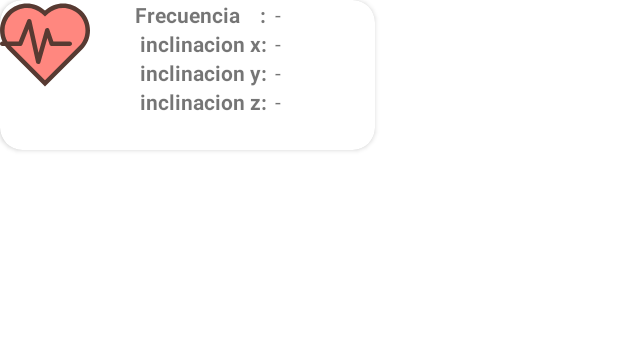
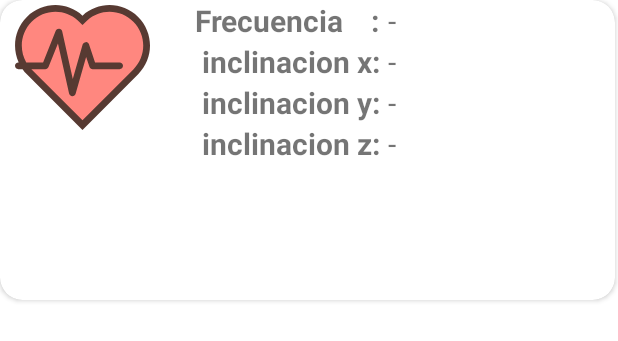
Before and after one commit to e-tobon/EMD-Android, an Android app: the layout cardio_item.xml on its own in the app's theme, with its tools: preview values and no code run, on a phone screen of 412 x 824 dp. Shown: the top 341 px of the screen. Run offline under Robolectric (Android 15) with nearby library versions, the phone set to English and light mode, and no system bars.

Commit message:
App Terminada

```diff
--- a/app/src/main/res/drawable/ic_cardiogram.xml
+++ b/app/src/main/res/drawable/ic_cardiogram.xml
@@ -1,7 +1,7 @@
 <?xml version="1.0" encoding="utf-8"?>
 <vector xmlns:android="http://schemas.android.com/apk/res/android"
-    android:width="60dp"
-    android:height="60dp"
+    android:width="90dp"
+    android:height="90dp"
     android:viewportWidth="512.004"
     android:viewportHeight="512.004">
 
--- a/app/src/main/res/layout/cardio_item.xml
+++ b/app/src/main/res/layout/cardio_item.xml
@@ -6,8 +6,8 @@
 
 
     <androidx.cardview.widget.CardView
-        android:layout_width="250dp"
-        android:layout_height="100dp"
+        android:layout_width="410dp"
+        android:layout_height="200dp"
         app:cardCornerRadius="15dp"
         >
 
@@ -16,6 +16,7 @@
             android:layout_height="match_parent"
             android:orientation="horizontal">
             <ImageView
+                android:layout_marginLeft="10dp"
                 android:id="@+id/imageView"
                 android:layout_width="wrap_content"
                 android:layout_height="wrap_content"
@@ -30,15 +31,18 @@
                     android:layout_width="wrap_content"
                     android:layout_height="wrap_content"
                     android:layout_marginLeft="30dp"
+                    android:textSize="20dp"
                     android:text="Frecuencia    :"/>
                 <TextView
                     android:textStyle="bold"
                     android:layout_marginLeft="30dp"
+                    android:textSize="20dp"
                     android:layout_width="wrap_content"
                     android:layout_height="wrap_content"
                     android:text=" inclinacion x:"/>
                 <TextView
                     android:textStyle="bold"
+                    android:textSize="20dp"
                     android:layout_marginLeft="30dp"
                     android:layout_width="wrap_content"
                     android:layout_height="wrap_content"
@@ -46,6 +50,7 @@
                 <TextView
                     android:textStyle="bold"
                     android:layout_marginLeft="30dp"
+                    android:textSize="20dp"
                     android:layout_width="wrap_content"
                     android:layout_height="wrap_content"
                     android:text=" inclinacion z:"/>
@@ -58,24 +63,28 @@
                 android:orientation="vertical">
             <TextView
                 android:id="@+id/tvBPMValue"
+                android:textSize="20dp"
                 android:layout_marginLeft="5dp"
                 android:layout_width="wrap_content"
                 android:layout_height="match_parent"
                 android:text="-"/>
             <TextView
                 android:id="@+id/tvValueX"
+                android:textSize="20dp"
                 android:layout_width="wrap_content"
                 android:layout_height="wrap_content"
                 android:layout_marginLeft="5dp"
                 android:text="-"/>
             <TextView
                 android:id="@+id/tvValueY"
+                android:textSize="20dp"
                 android:layout_width="wrap_content"
                 android:layout_height="wrap_content"
                 android:layout_marginLeft="5dp"
                 android:text="-"/>
             <TextView
                 android:id="@+id/tvValueZ"
+                android:textSize="20dp"
                 android:layout_marginLeft="5dp"
                 android:layout_width="wrap_content"
                 android:layout_height="wrap_content"
```
Also changed, not shown: app/src/main/java/com/avv/cardiologoapp/ui/cardioResult/ResultCardioFragment.kt (+25 -2 lines), app/src/main/res/layout/fragment_result_cardio.xml (+36 -6 lines).
